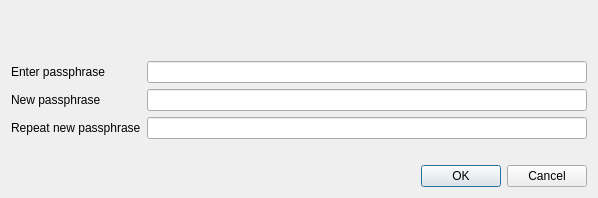
caffeine239/bitcoin, file src/qt/forms/askpassphrasedialog.ui: the form before one commit.
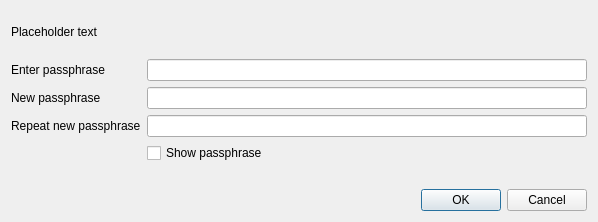
The form after the commit.

```diff
--- a/src/qt/forms/askpassphrasedialog.ui
+++ b/src/qt/forms/askpassphrasedialog.ui
@@ -7,7 +7,7 @@
     <x>0</x>
     <y>0</y>
     <width>598</width>
-    <height>198</height>
+    <height>222</height>
    </rect>
   </property>
   <property name="sizePolicy">
@@ -26,8 +26,14 @@
    <string>Passphrase Dialog</string>
   </property>
   <layout class="QVBoxLayout" name="verticalLayout">
+   <property name="sizeConstraint">
+    <enum>QLayout::SetMinimumSize</enum>
+   </property>
    <item>
     <widget class="QLabel" name="warningLabel">
+     <property name="text">
+      <string notr="true">Placeholder text</string>
+     </property>
      <property name="textFormat">
       <enum>Qt::RichText</enum>
      </property>
@@ -38,6 +44,9 @@
    </item>
    <item>
     <layout class="QFormLayout" name="formLayout">
+     <property name="sizeConstraint">
+      <enum>QLayout::SetMinimumSize</enum>
+     </property>
      <property name="fieldGrowthPolicy">
       <enum>QFormLayout::AllNonFixedFieldsGrow</enum>
      </property>
@@ -84,6 +93,13 @@
       </widget>
      </item>
      <item row="3" column="1">
+      <widget class="QCheckBox" name="toggleShowPasswordButton">
+       <property name="text">
+        <string>Show passphrase</string>
+       </property>
+      </widget>
+     </item>
+     <item row="4" column="1">
       <widget class="QLabel" name="capsLabel">
        <property name="font">
         <font>
```
